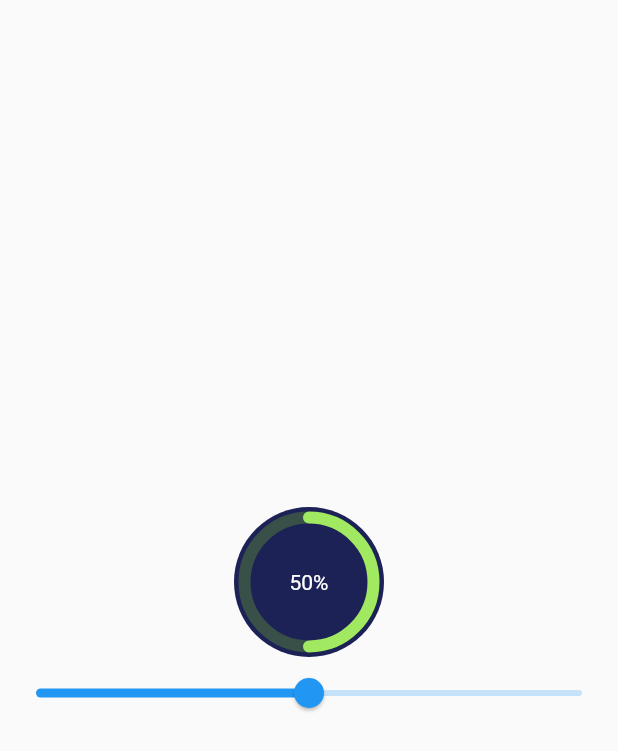
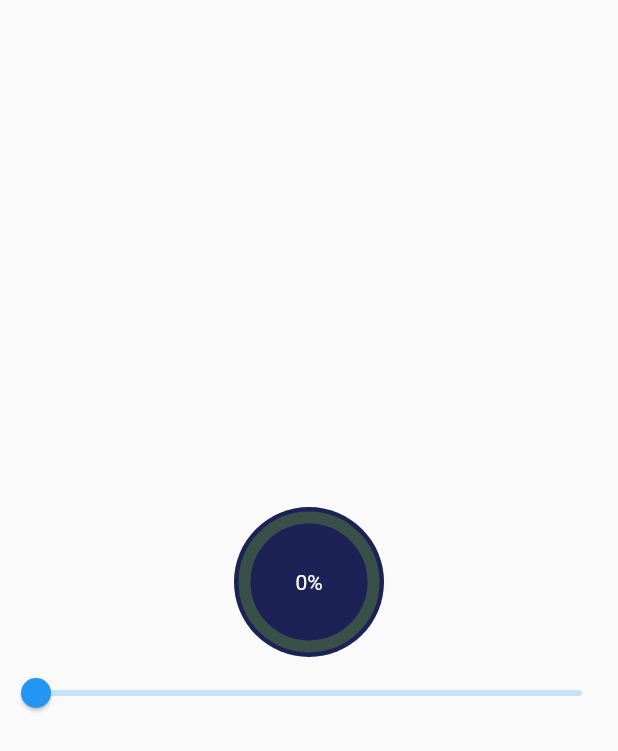
Before and after one commit to 40rty5ive/bloc_RadialPersentWidget, a Flutter app: the screen it shows after launch, on a phone screen of 412 x 824 dp. Shown: the top 751 px of the screen. Run offline on Flutter 3.47's test engine with Material 2 defaults, Android fonts, the phone set to English and light mode, and no system bars; our stand-ins replace flutter_bloc.

Commit message:
add bloc

```diff
--- /dev/null
+++ b/lib/bloc/radial_persent_widget_bloc.dart
@@ -0,0 +1,26 @@
+import 'package:flutter_bloc/flutter_bloc.dart';
+
+abstract class MyEvent {}
+
+class ChangeSlider extends MyEvent {
+  final double percent;
+
+  ChangeSlider(this.percent);
+}
+
+class RadialPersentWidgetBloc extends Bloc<MyEvent, double> {
+  @override
+  double state = 0;
+  RadialPersentWidgetBloc(double initialState) : super(initialState) {
+    on<ChangeSlider>(
+      ((event, emit) {
+        //print(event.percent);
+        emit(state = event.percent);
+      }),
+    );
+  }
+
+  void changeSlider(ChangeSlider event) {
+    emit(state = event.percent);
+  }
+}
--- a/lib/widget.dart
+++ b/lib/home_page.dart
@@ -18,18 +18,18 @@ class _ExampleState extends State<Example> {
         mainAxisAlignment: MainAxisAlignment.center,
         crossAxisAlignment: CrossAxisAlignment.center,
         children: [
-          Container(
+          SizedBox(
             width: 100,
             height: 100,
             child: RadialPersentWidget(
               percent: _currentSliderValue,
-              fillColor: Color.fromRGBO(28, 34, 86, 1.0),
-              lineColor: Color.fromRGBO(161, 233, 97, 1.0),
-              freeColor: Color.fromRGBO(56, 80, 72, 1.0),
+              fillColor: const Color.fromRGBO(28, 34, 86, 1.0),
+              lineColor: const Color.fromRGBO(161, 233, 97, 1.0),
+              freeColor: const Color.fromRGBO(56, 80, 72, 1.0),
               lineWidth: 8,
               child: Text(
                 '${(_currentSliderValue * 100).toStringAsFixed(0)}%',
-                style: TextStyle(color: Colors.white),
+                style: const TextStyle(color: Colors.white),
               ),
             ),
           ),
@@ -150,7 +150,7 @@ class MyPainter extends CustomPainter {
   }
 
   Rect calculateArcsRect(Size size) {
-    final lineMargin = 3;
+    const lineMargin = 3;
     final offset = lineWidth / 2 + lineMargin;
     final arcRect = Offset(offset, offset) &
         Size(
--- a/lib/main.dart
+++ b/lib/main.dart
@@ -1,5 +1,8 @@
 import 'package:flutter/material.dart';
-import 'widget.dart';
+import 'package:flutter_bloc/flutter_bloc.dart';
+import 'bloc/radial_persent_widget_bloc.dart';
+import 'widgets/home_page.dart';
+
 void main() {
   runApp(const MyApp());
 }
@@ -8,17 +11,20 @@ class MyApp extends StatelessWidget {
   const MyApp({Key? key}) : super(key: key);
   @override
   Widget build(BuildContext context) {
-    return MaterialApp(
+    return BlocProvider(
+      create: (context) => RadialPersentWidgetBloc(0),
+      child: MaterialApp(
         debugShowCheckedModeBanner: false,
         title: 'Flutter Demo',
         theme: ThemeData(
           appBarTheme: const AppBarTheme(
             backgroundColor: Colors.blue,
           ),
-
-
         ),
-    home: Scaffold(body: Example(),),
+        home: const Scaffold(
+          body: HomePage(),
+        ),
+      ),
     );
   }
 }
--- /dev/null
+++ b/lib/widgets/home_page.dart
@@ -0,0 +1,56 @@
+import 'package:custom_paint/widgets/radial_persent_widget.dart';
+import 'package:flutter/material.dart';
+import 'package:flutter_bloc/flutter_bloc.dart';
+
+import '../bloc/radial_persent_widget_bloc.dart';
+
+class HomePage extends StatefulWidget {
+  const HomePage({Key? key}) : super(key: key);
+
+  @override
+  _HomePageState createState() => _HomePageState();
+}
+
+class _HomePageState extends State<HomePage> {
+  @override
+  Widget build(BuildContext context) {
+    final sliderBloc = BlocProvider.of<RadialPersentWidgetBloc>(context);
+    return BlocBuilder<RadialPersentWidgetBloc, double>(
+        builder: (BuildContext context, state) {
+      return Center(
+        child: Column(
+          mainAxisAlignment: MainAxisAlignment.center,
+          crossAxisAlignment: CrossAxisAlignment.center,
+          children: [
+            SizedBox(
+              width: 100,
+              height: 100,
+              child: RadialPersentWidget(
+                percent: state,
+                fillColor: const Color.fromRGBO(28, 34, 86, 1.0),
+                lineColor: const Color.fromRGBO(161, 233, 97, 1.0),
+                freeColor: const Color.fromRGBO(56, 80, 72, 1.0),
+                lineWidth: 8,
+                child: Text(
+                  '${(state * 100).toStringAsFixed(0)}%',
+                  style: const TextStyle(color: Colors.white),
+                ),
+              ),
+            ),
+            Slider(
+              value: state,
+              max: 1,
+              onChanged: (double value) {
+                // setState(() {
+                //   _currentSliderValue = state;
+                // });
+                //sliderBloc.add(ChangeSlider(value));
+                sliderBloc.changeSlider(ChangeSlider(value));
+              },
+            ),
+          ],
+        ),
+      );
+    });
+  }
+}
--- /dev/null
+++ b/lib/widgets/radial_persent_widget.dart
@@ -0,0 +1,120 @@
+import 'package:flutter/material.dart';
+import 'dart:math';
+
+class RadialPersentWidget extends StatelessWidget {
+  final Widget child;
+
+  final double percent;
+  final Color fillColor;
+  final Color lineColor;
+  final Color freeColor;
+  final double lineWidth;
+
+  const RadialPersentWidget({
+    Key? key,
+    required this.child,
+    required this.percent,
+    required this.fillColor,
+    required this.lineColor,
+    required this.freeColor,
+    required this.lineWidth,
+  }) : super(key: key);
+
+  @override
+  Widget build(BuildContext context) {
+    return Stack(
+      fit: StackFit.expand,
+      children: [
+        CustomPaint(
+            painter: MyPainter(
+          percent: percent,
+          fillColor: fillColor,
+          lineColor: lineColor,
+          freeColor: freeColor,
+          lineWidth: lineWidth,
+        )),
+        Padding(
+          padding: const EdgeInsets.all(11.0),
+          child: Center(
+            child: child,
+          ),
+        )
+      ],
+    );
+  }
+}
+
+class MyPainter extends CustomPainter {
+  final double percent;
+  final Color fillColor;
+  final Color lineColor;
+  final Color freeColor;
+  final double lineWidth;
+
+  MyPainter({
+    required this.percent,
+    required this.fillColor,
+    required this.lineColor,
+    required this.freeColor,
+    required this.lineWidth,
+  });
+  @override
+  void paint(Canvas canvas, Size size) {
+    final Rect arcRect = calculateArcsRect(size);
+    drawBackground(canvas, size);
+    drawFreeArc(canvas, arcRect);
+    drawFilledArc(canvas, arcRect);
+  }
+
+  void drawFilledArc(Canvas canvas, Rect arcRect) {
+    final paint = Paint();
+    paint.color = lineColor;
+    paint.style = PaintingStyle.stroke;
+    paint.strokeWidth = lineWidth;
+    paint.strokeCap = StrokeCap.round;
+    canvas.drawArc(
+      arcRect,
+      -pi / 2,
+      pi * 2 * percent,
+      false,
+      paint,
+    );
+  }
+
+  void drawFreeArc(Canvas canvas, Rect arcRect) {
+    final paint = Paint();
+    paint.color = freeColor;
+    paint.style = PaintingStyle.stroke;
+    paint.strokeWidth = lineWidth;
+    canvas.drawArc(
+      arcRect,
+      pi * 2 * percent - (pi / 2),
+      pi * 2 * (1.0 - percent),
+      false,
+      paint,
+    );
+  }
+
+  void drawBackground(Canvas canvas, Size size) {
+    final paint = Paint();
+    paint.color = fillColor;
+    paint.style = PaintingStyle.fill;
+    canvas.drawOval(Offset.zero & size, paint);
+  }
+
+  Rect calculateArcsRect(Size size) {
+    const lineMargin = 3;
+    final offset = lineWidth / 2 + lineMargin;
+    final arcRect = Offset(offset, offset) &
+        Size(
+          size.width - offset * 2,
+          size.height - offset * 2,
+        );
+    return arcRect;
+  }
+
+  @override
+  bool shouldRepaint(covariant CustomPainter oldDelegate) {
+    return true;
+  }
+}
--- a/pubspec.yaml
+++ b/pubspec.yaml
@@ -29,7 +29,7 @@ environment:
 dependencies:
   flutter:
     sdk: flutter
-
+  flutter_bloc: ^8.0.1
 
   # The following adds the Cupertino Icons font to your application.
   # Use with the CupertinoIcons class for iOS style icons.
```
Also changed, not shown: pubspec.lock, 1 other file. Lines whose indentation alone changed are shown as unchanged.
